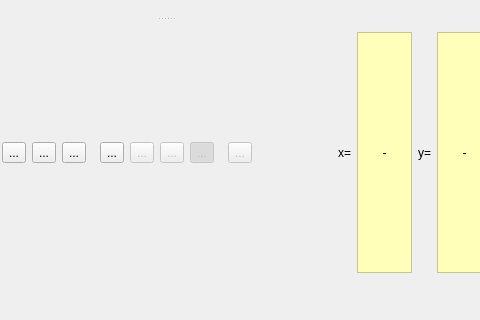
First picture: the form in Code/Mantid/MantidQt/SliceViewer/inc/MantidQtSliceViewer/SliceViewer.ui, repository mantidproject/mantid, before the edit; both pictures show x 251 to 731 and y 0 to 320 of the 834 by 814 pixel window.
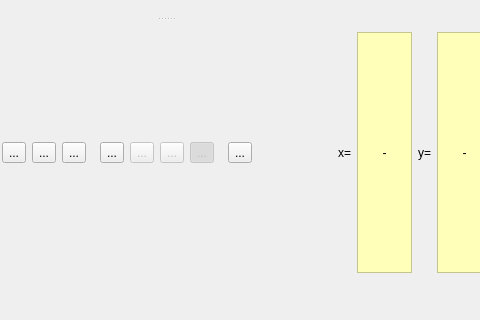
Second picture: the form after the edit. Icons and pictures are not drawn. Custom widgets are drawn as their Qt base class.

Commit message: refs #11046. Functional button back.

The edit to the form file:
```diff
--- a/Code/Mantid/MantidQt/SliceViewer/inc/MantidQtSliceViewer/SliceViewer.ui
+++ b/Code/Mantid/MantidQt/SliceViewer/inc/MantidQtSliceViewer/SliceViewer.ui
@@ -407,7 +407,7 @@
           <item>
            <widget class="QToolButton" name="btnPeakOverlay">
             <property name="enabled">
-             <bool>false</bool>
+             <bool>true</bool>
             </property>
             <property name="toolTip">
              <string>Drag-drop PeaksWorkspace onto plot to display</string>
@@ -427,7 +427,7 @@
              </size>
             </property>
             <property name="checkable">
-             <bool>true</bool>
+             <bool>false</bool>
             </property>
            </widget>
           </item>
```
Left out of the diff: 2 changed lines with no effect on the pictures. The commit also changes 2 other files.
